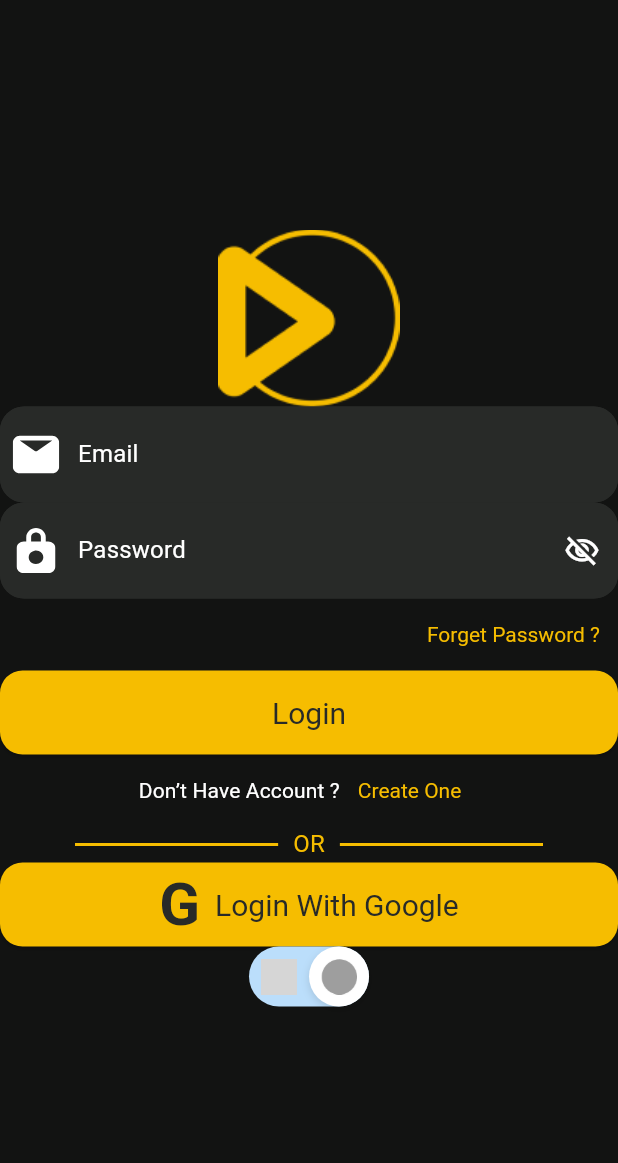
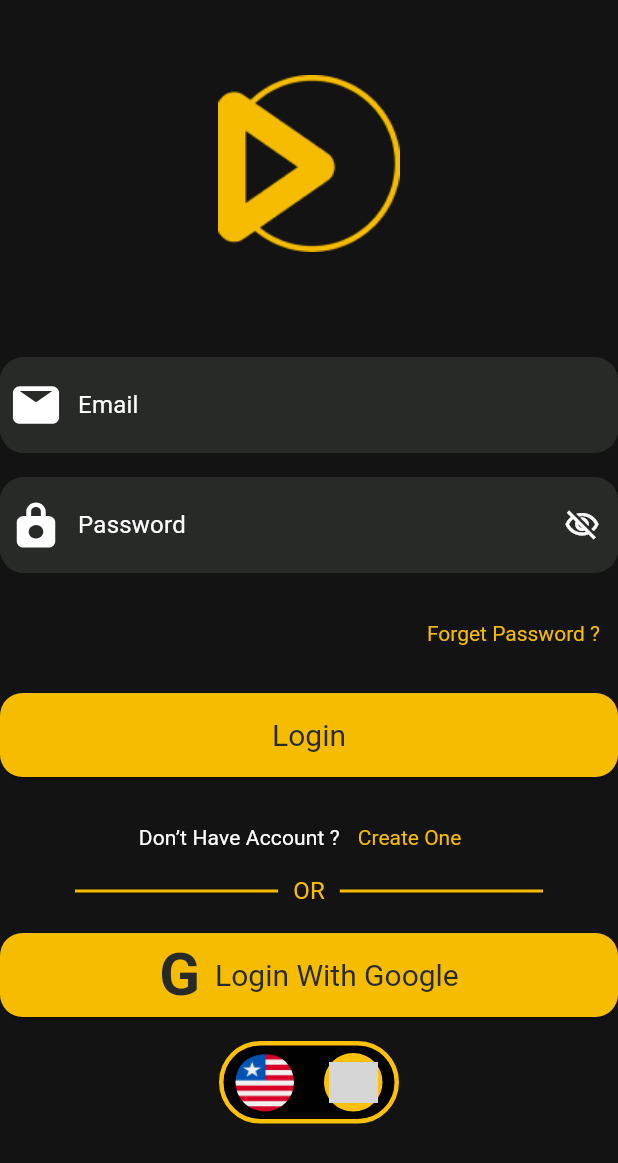
Before and after one commit to essammetwally1/movies, a Flutter app: the screen it shows after launch, on a phone screen of 412 x 824 dp. Shown: the top 1163 px of the screen. Run offline on Flutter 3.47's test engine with Material 3 defaults, Android fonts, the phone set to English and light mode, and no system bars; our stand-ins replace flutter_svg; grey boxes are pictures that could not be loaded.

Commit message:
create login screen

```diff
--- a/lib/auth/login_screen.dart
+++ b/lib/auth/login_screen.dart
@@ -1,5 +1,6 @@
 import 'package:flutter/material.dart';
 import 'package:movies/app_theme.dart';
+import 'package:movies/auth/register_screen.dart';
 import 'package:movies/components/custom_eleveted_button.dart';
 import 'package:movies/components/custom_text_form_feild.dart';
 import 'package:movies/components/localization_switch.dart';
@@ -13,16 +14,25 @@ class LoginScreen extends StatelessWidget {
   Widget build(BuildContext context) {
     TextTheme textTheme = Theme.of(context).textTheme;
     return Scaffold(
-      body: Column(
+      body: SingleChildScrollView(
+        child: SafeArea(
+          child: Column(
             mainAxisAlignment: MainAxisAlignment.center,
             children: [
+              SizedBox(height: 50),
               Image.asset('assets/loginlogo.png'),
+              SizedBox(height: 70),
+
               CustomTextFormField(hintText: 'Email', iconPathName: 'mail'),
+              SizedBox(height: 16),
+
               CustomTextFormField(
                 hintText: 'Password',
                 iconPathName: 'password',
                 isPassword: true,
               ),
+              SizedBox(height: 16),
+
               Align(
                 alignment: Alignment.centerRight,
 
@@ -31,14 +41,29 @@ class LoginScreen extends StatelessWidget {
                   child: Text('Forget Password ?'),
                 ),
               ),
-          CustomElevatedButton(textElevatedButton: 'Login', onPressed: () {}),
+              SizedBox(height: 16),
+
+              CustomElevatedButton(
+                textElevatedButton: 'Login',
+                onPressed: () {},
+              ),
+              SizedBox(height: 16),
+
               Row(
                 mainAxisAlignment: MainAxisAlignment.center,
                 children: [
                   Text('Don’t Have Account ?', style: textTheme.titleSmall),
-              TextButton(onPressed: () {}, child: Text('Create One')),
+                  TextButton(
+                    onPressed: () {
+                      Navigator.of(
+                        context,
+                      ).pushReplacementNamed(RegisterScreen.routeName);
+                    },
+                    child: Text('Create One'),
+                  ),
                 ],
               ),
+
               Row(
                 children: [
                   Expanded(
@@ -52,11 +77,12 @@ class LoginScreen extends StatelessWidget {
                     padding: const EdgeInsets.symmetric(horizontal: 10.0),
                     child: Text(
                       'OR',
-                  style: Theme.of(
-                    context,
-                  ).textTheme.titleMedium!.copyWith(color: AppTheme.primary),
+                      style: Theme.of(context).textTheme.titleMedium!.copyWith(
+                        color: AppTheme.primary,
                       ),
                     ),
+                  ),
+
                   Expanded(
                     child: Divider(
                       thickness: 2,
@@ -66,13 +92,18 @@ class LoginScreen extends StatelessWidget {
                   ),
                 ],
               ),
+              SizedBox(height: 16),
 
               CustomElevatedButton(
                 textElevatedButton: 'Login With Google',
                 onPressed: () {},
               ),
+              SizedBox(height: 16),
+
               LocalizationSwitch(),
             ],
+          ),
+        ),
       ),
     );
   }
--- a/lib/components/localization_switch.dart
+++ b/lib/components/localization_switch.dart
@@ -1,76 +1,56 @@
 import 'package:flutter/material.dart';
 
 class LocalizationSwitch extends StatefulWidget {
-  const LocalizationSwitch({super.key});
+  final Function(bool isEnglish)? onChanged; // callback
+
+  const LocalizationSwitch({super.key, this.onChanged});
 
   @override
   State<LocalizationSwitch> createState() => _LocalizationSwitchState();
 }
 
 class _LocalizationSwitchState extends State<LocalizationSwitch> {
-  bool _isArabic = true;
+  bool isEnglish = false;
 
   @override
   Widget build(BuildContext context) {
     return GestureDetector(
       onTap: () {
         setState(() {
-          _isArabic = !_isArabic;
+          isEnglish = !isEnglish;
         });
+        widget.onChanged?.call(isEnglish);
       },
       child: Container(
-        width: 80,
-        height: 40,
+        width: 120,
+        height: 55,
+        padding: const EdgeInsets.all(5),
         decoration: BoxDecoration(
-          color: _isArabic ? Colors.blue[100] : Colors.red[100],
-          borderRadius: BorderRadius.circular(20),
+          color: Colors.black,
+          borderRadius: BorderRadius.circular(40),
+          border: Border.all(color: Colors.amber, width: 3),
         ),
-        child: Stack(
+        child: Row(
+          mainAxisAlignment: MainAxisAlignment.spaceBetween,
           children: [
-            AnimatedPositioned(
-              duration: const Duration(milliseconds: 200),
-              left: _isArabic ? 40 : 0,
-              child: Container(
-                width: 40,
-                height: 40,
-                decoration: const BoxDecoration(
-                  color: Colors.white,
-                  shape: BoxShape.circle,
-                  boxShadow: [
-                    BoxShadow(
-                      color: Colors.black12,
-                      blurRadius: 4,
-                      offset: Offset(0, 2),
-                    ),
-                  ],
-                ),
-              ),
-            ),
-            // Egypt flag (left side)
-            Positioned(
-              left: 8,
-              top: 8,
-              child: Image.asset(
-                'assets/EG.png',
-                width: 24,
-                height: 24,
-                color: _isArabic ? Colors.blue : Colors.grey,
-              ),
-            ),
-            // UK flag (right side)
-            Positioned(
-              right: 8,
-              top: 8,
-              child: Image.asset(
-                'assets/LR.png',
-                width: 24,
-                height: 24,
-                color: _isArabic ? Colors.grey : Colors.red,
-              ),
-            ),
+            _flagCircle("assets/LR.png", isEnglish),
+            _flagCircle("assets/Eg.png", !isEnglish),
           ],
         ),
       ),
     );
   }
+
+  Widget _flagCircle(String assetPath, bool isSelected) {
+    return Container(
+      width: 45,
+      height: 45,
+      decoration: BoxDecoration(
+        shape: BoxShape.circle,
+        border: isSelected ? Border.all(color: Colors.amber, width: 6) : null,
+      ),
+      clipBehavior: Clip.antiAlias,
+      child: Image.asset(assetPath, fit: BoxFit.fill),
+    );
+  }
 }
```
Lines whose indentation alone changed are shown as unchanged.
